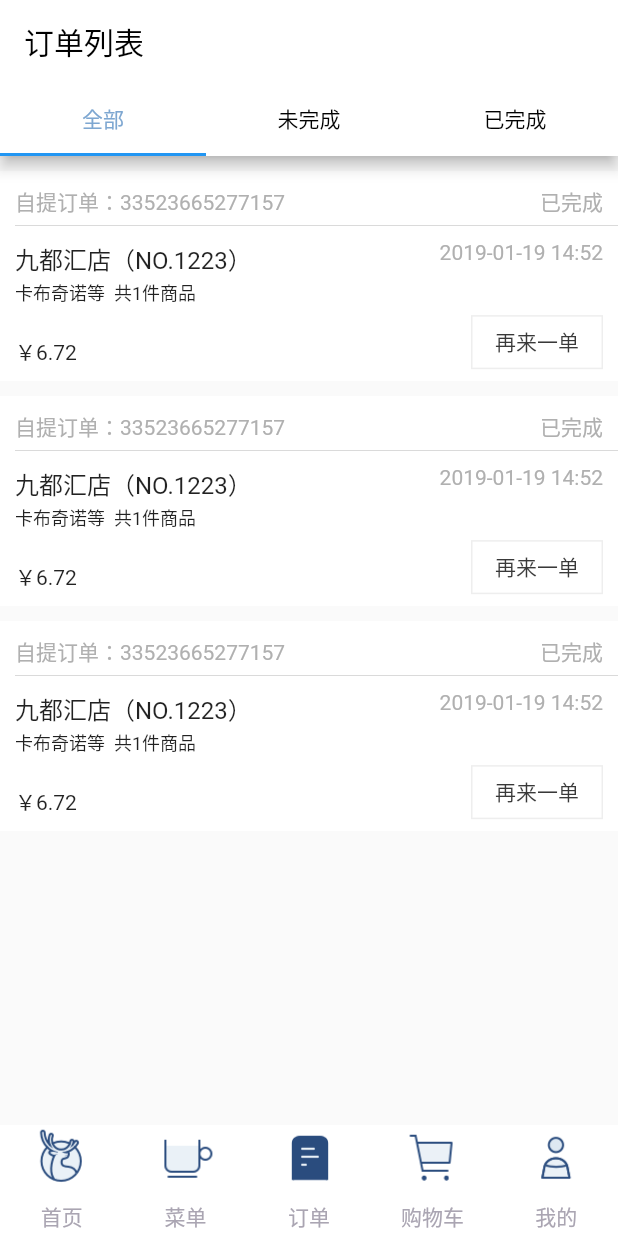
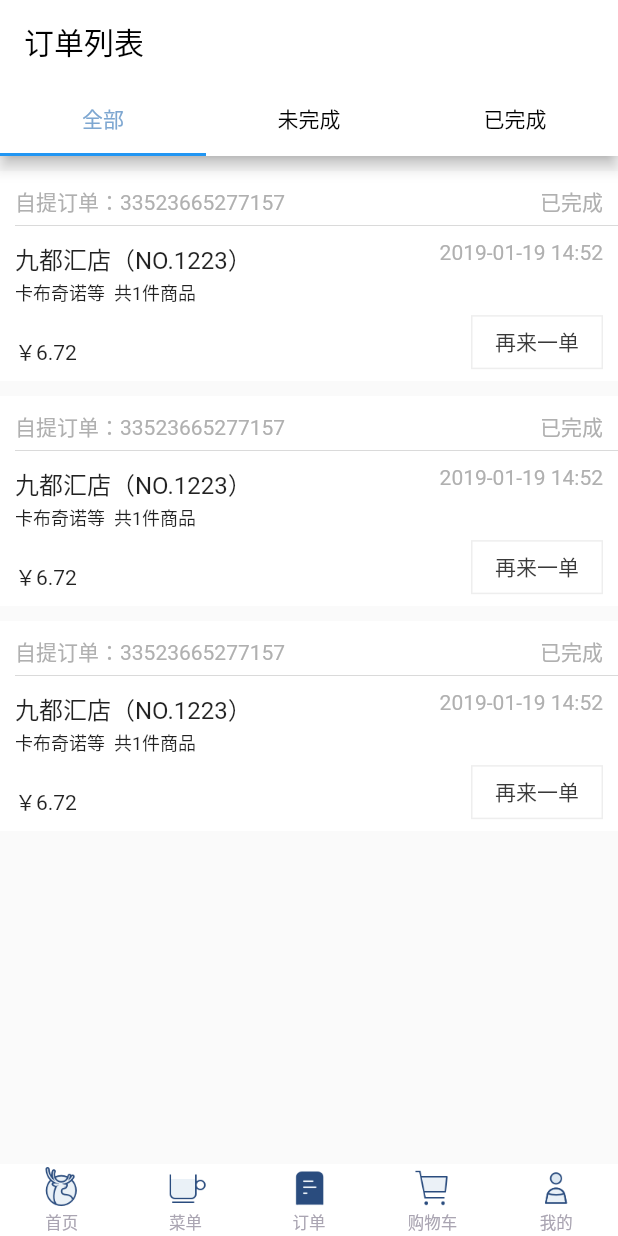
Before and after one commit to wuxiaowei888765/flutter_coffee, a Flutter app: the screen it shows after launch, item 3 of the bottom bar chosen, on a phone screen of 412 x 824 dp. Run offline on Flutter 3.47's test engine with Material 2 defaults, Android fonts, the phone set to English and light mode, and no system bars; our stand-ins replace flutter_swiper; network calls fail.

Commit message:
优化首页

```diff
--- a/lib/main.dart
+++ b/lib/main.dart
@@ -63,11 +63,36 @@ class _HomePageState extends State<HomePage> with SingleTickerProviderStateMixin
             indicatorColor:Colors.white,
             controller: tabcontroller,
             tabs: <Tab>[
-              new Tab(text:appBottomTitles[0],icon: getTabIcon(0)),
-              new Tab(text:appBottomTitles[1],icon: getTabIcon(1)),
-              new Tab(text:appBottomTitles[2],icon: getTabIcon(2)),
-              new Tab(text:appBottomTitles[3],icon: getTabIcon(3)),
-              new Tab(text:appBottomTitles[4],icon: getTabIcon(4)),
+              new Tab(child: Column(
+                children: <Widget>[
+                  getTabIcon(0),
+                  Text(appBottomTitles[0],style: new TextStyle(fontSize: 11),),
+                ],
+              ),),
+              new Tab(child: Column(
+                children: <Widget>[
+                  getTabIcon(1),
+                  Text(appBottomTitles[1],style: new TextStyle(fontSize: 11),),
+                ],
+              ),),
+              new Tab(child: Column(
+                children: <Widget>[
+                  getTabIcon(2),
+                  Text(appBottomTitles[2],style: new TextStyle(fontSize: 11),),
+                ],
+              ),),
+              new Tab(child: Column(
+                children: <Widget>[
+                  getTabIcon(3),
+                  Text(appBottomTitles[3],style: new TextStyle(fontSize: 11),),
+                ],
+              ),),
+              new Tab(child: Column(
+                children: <Widget>[
+                  getTabIcon(4),
+                  Text(appBottomTitles[4],style: new TextStyle(fontSize: 11),),
+                ],
+              ),),
             ],
             //tab被选中时的颜色，设置之后选中的时候，icon和text都会变色
             labelColor: Color(0xffAAA5B2),
@@ -92,7 +117,7 @@ class _HomePageState extends State<HomePage> with SingleTickerProviderStateMixin
   }
 
   Image getTabImage(path) {
-    return new Image.asset(path, width: 40.0, height: 40.0,fit: BoxFit.fill,);
+    return new Image.asset(path, width: 30.0, height: 30.0,fit: BoxFit.fill,);
   }
 
   Image getTabIcon(int curIndex) {
--- a/lib/widgets/Line.dart
+++ b/lib/widgets/Line.dart
@@ -7,7 +7,7 @@ class Line  extends StatelessWidget{
   final Color color;
   final double height;
 
-  const Line({this.showLine,this.margin,this.color,this.height});
+  const Line({this.showLine = false,this.margin,this.color,this.height});
 
   @override
   Widget build(BuildContext context) {
```
Also changed, not shown: lib/pages/MainTab.dart (+40 -11 lines), lib/pages/ShopTab.dart (+11 -6 lines), lib/widgets/MainItem.dart (+5 -5 lines).
